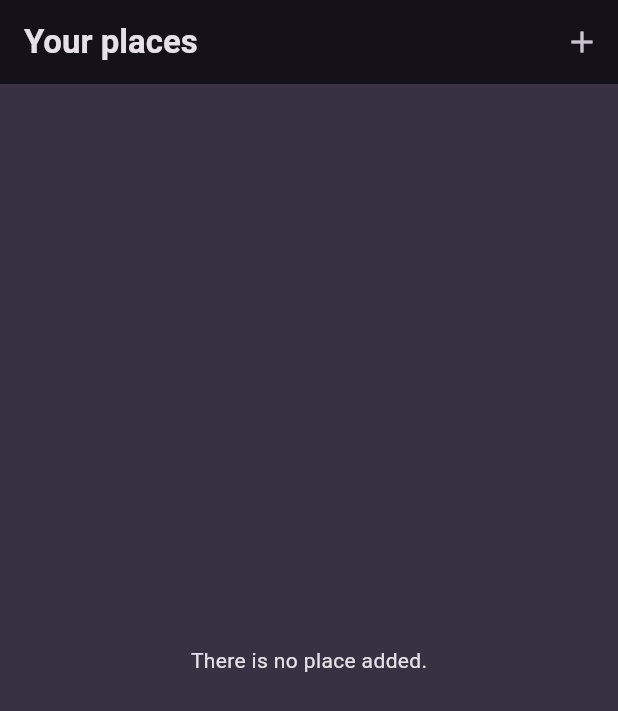
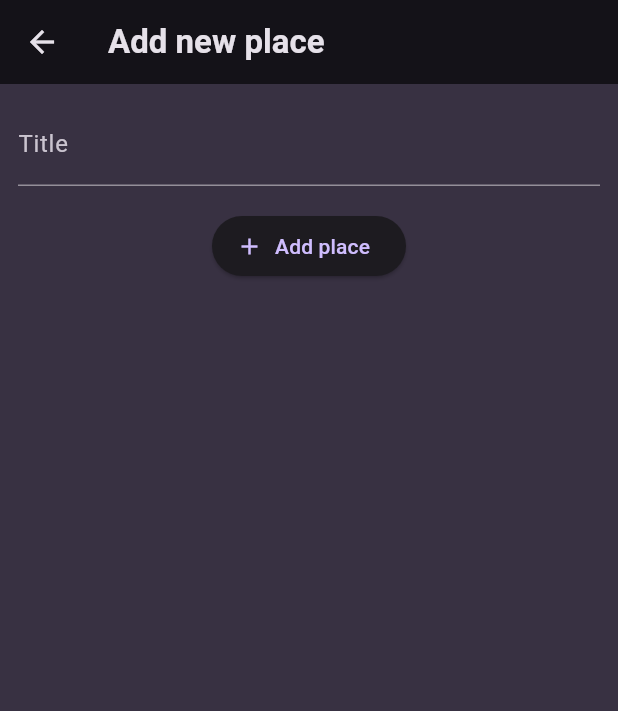
Before and after one commit to haido86/flutter-favorite-places-app, a Flutter app: the screen it shows after launch, after a tap on the "add" icon, on a phone screen of 412 x 824 dp. Shown: the top 711 px of the screen. Run offline on Flutter 3.47's test engine with Material 3 defaults, Android fonts, the phone set to English and light mode, and no system bars; our stand-ins replace google_fonts.

Commit message:
Restructure files and folders

```diff
--- /dev/null
+++ b/lib/screens/add_place_screen.dart
@@ -0,0 +1,48 @@
+import 'package:flutter/material.dart';
+
+class AddPlaceScreen extends StatefulWidget {
+  const AddPlaceScreen({super.key});
+  @override
+  State<AddPlaceScreen> createState() {
+    return _AddPlaceScreenState();
+  }
+}
+
+class _AddPlaceScreenState extends State<AddPlaceScreen> {
+  final _titleController = TextEditingController();
+
+  @override
+  void dispose() {
+    _titleController.dispose();
+    super.dispose();
+  }
+
+  @override
+  Widget build(BuildContext context) {
+    return Scaffold(
+      appBar: AppBar(
+        title: const Text('Add new place'),
+      ),
+      body: SingleChildScrollView(
+          padding: const EdgeInsets.all(12),
+          child: Column(
+            children: [
+              TextField(
+                decoration: const InputDecoration(
+                  labelText: 'Title',
+                ),
+                style: TextStyle(
+                  color: Theme.of(context).colorScheme.onBackground,
+                ),
+                controller: _titleController,
+              ),
+              const SizedBox(height: 16),
+              ElevatedButton.icon(
+                  onPressed: () {},
+                  icon: const Icon(Icons.add),
+                  label: const Text('Add place'))
+            ],
+          )),
+    );
+  }
+}
--- a/lib/screens/places_screen.dart
+++ b/lib/screens/places_screen.dart
@@ -1,3 +1,4 @@
+import 'package:favorite_places_app/screens/add_place_screen.dart';
 import 'package:favorite_places_app/widgets/place_list.dart';
 import 'package:flutter/material.dart';
 
@@ -12,7 +13,11 @@ class PlacesScreen extends StatelessWidget {
         ),
         actions: [
           IconButton(
-            onPressed: () {},
+            onPressed: () {
+              Navigator.of(context).push(MaterialPageRoute(
+                builder: (ctx) => const AddPlaceScreen(),
+              ));
+            },
             icon: const Icon(Icons.add),
           ),
         ],
```
